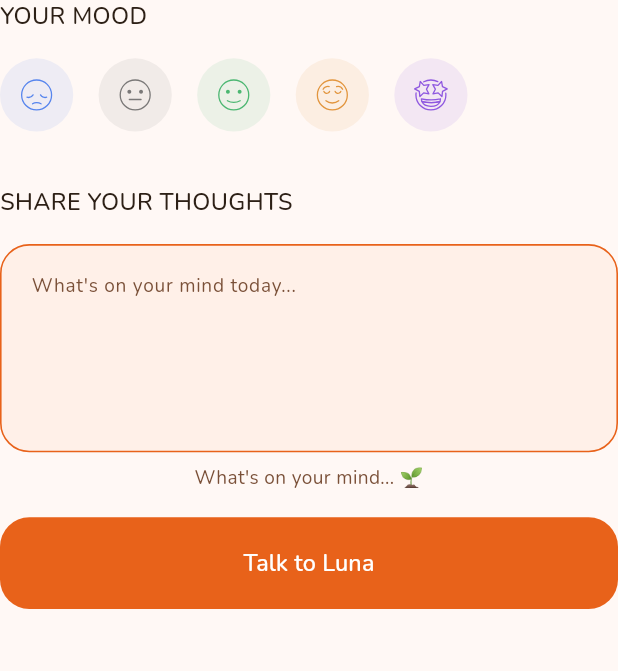
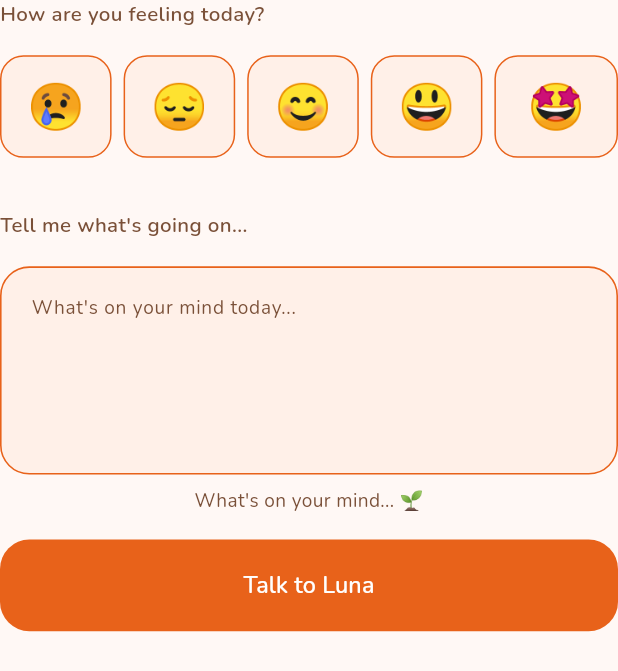
Before and after one commit to Riyam224/ai_therapist_app, a Flutter app: the MoodInputSection widget shown alone on an empty page, opened directly, on a phone screen of 412 x 824 dp. Shown: the top 671 px of the screen. Run offline on Flutter 3.47's test engine with Material 3 defaults, Android fonts, the phone set to English and light mode, and no system bars; our stand-ins replace dartz, dio, equatable, fl_chart, flutter_bloc, flutter_dotenv and 11 more; accounts and stored records are empty; network calls fail.

Commit message:
feat: warm home screen — Luna contextual greeting, emoji tile mood selector
- GreetingCard: gradient background, Luna speaks in first person with
  time/streak/entry-aware messages instead of a generic greeting
- MoodSelectorWidget: replaced SVG horizontal scroll with large tappable
  unicode emoji tiles with animated color highlight on selection
- MoodInputSection: section label is now conversational, thoughts label
  changes dynamically based on selected mood

Co-Authored-By: Claude Sonnet 4.6 <noreply@anthropic.com>

```diff
--- a/lib/features/home/presentation/screens/home_screen.dart
+++ b/lib/features/home/presentation/screens/home_screen.dart
@@ -144,6 +144,7 @@ class _HomeScreenBodyState extends State<_HomeScreenBody> {
           MoodHistorySuccess(:final entries) => _toUiEntries(context, entries),
           _ => <MoodEntry>[],
         };
+        final hasEntries = state is MoodHistorySuccess && entries.isNotEmpty;
         final showEmpty = state is MoodHistorySuccess && entries.isEmpty;
         final shouldShowConfetti = state is MoodHistorySuccess &&
             entries.length == 1 &&
@@ -175,7 +176,7 @@ class _HomeScreenBodyState extends State<_HomeScreenBody> {
                 horizontal: AppSpacing.horizontalPaddingLg,
               ),
               sliver: SliverToBoxAdapter(
-                child: GreetingCard(userName: widget.userName),
+                child: GreetingCard(userName: widget.userName, hasEntries: hasEntries),
               ),
             ),
 
--- a/lib/features/home/presentation/widgets/mood_input_section.dart
+++ b/lib/features/home/presentation/widgets/mood_input_section.dart
@@ -3,8 +3,8 @@ import 'package:flutter_bloc/flutter_bloc.dart';
 import 'package:flutter/services.dart';
 import 'package:go_router/go_router.dart';
 import '../../../../core/constants/app_spacing.dart';
+import '../../../../core/styling/theme_extensions.dart';
 import '../../../../core/styling/theme_text_styles.dart';
-import '../../../../core/styling/app_assets.dart';
 import '../../../../core/routing/app_routes.dart';
 import '../cubit/mood_cubit.dart';
 import 'mood_selector_widget.dart';
@@ -19,17 +19,10 @@ class MoodInputSection extends StatefulWidget {
 }
 
 class _MoodInputSectionState extends State<MoodInputSection> {
-  String? _selectedEmojiPath;
+  String? _selectedEmoji;
   final TextEditingController _thoughtsController = TextEditingController();
 
-  // 5 illustrated SVG moods shown on the home screen selector
-  static const List<String> _moodEmojis = [
-    AppAssets.moodAwful,
-    AppAssets.moodMeh,
-    AppAssets.moodOkay,
-    AppAssets.moodGood,
-    AppAssets.moodGreat,
-  ];
+  static const List<String> _moodEmojis = ['😢', '😔', '😊', '😃', '🤩'];
 
   static const List<String> _moodLabels = [
     'Feeling awful',
@@ -39,7 +32,6 @@ class _MoodInputSectionState extends State<MoodInputSection> {
     'Amazing!',
   ];
 
-  // Per-emoji tint colors matching the OpenMoji outlined SVG style
   static const List<Color> _moodColors = [
     Color(0xFF2563EB), // Awful  — bold blue
     Color(0xFF525252), // Meh    — dark gray
@@ -48,24 +40,24 @@ class _MoodInputSectionState extends State<MoodInputSection> {
     Color(0xFF6D28D9), // Great  — bold purple
   ];
 
-  /// Maps asset path → unicode emoji character sent to the API
-  static const Map<String, String> _emojiUnicodeMap = {
-    AppAssets.moodAwful: '😢',
-    AppAssets.moodMeh:   '😔',
-    AppAssets.moodOkay:  '😊',
-    AppAssets.moodGood:  '😃',
-    AppAssets.moodGreat: '🤩',
-  };
+  static const List<String> _lowMoods = ['😢', '😔', '😩', '😰', '😭', '😑', '🙁'];
 
-  static const List<String> _lowMoods = [
-    '😔',
-    '😢',
-    '😩',
-    '😰',
-    '😭',
-    '😑',
-    '🙁',
-  ];
+  String _thoughtsLabel(String? emoji) {
+    switch (emoji) {
+      case '😢':
+        return 'What\'s weighing on you?';
+      case '😔':
+        return 'What\'s been on your mind?';
+      case '😊':
+        return 'What\'s going on today?';
+      case '😃':
+        return 'What\'s making you feel good?';
+      case '🤩':
+        return 'What\'s making you smile?';
+      default:
+        return 'Tell me what\'s going on...';
+    }
+  }
 
   @override
   void dispose() {
@@ -73,14 +65,14 @@ class _MoodInputSectionState extends State<MoodInputSection> {
     super.dispose();
   }
 
-  void _onEmojiSelected(String emojiPath) {
-    setState(() => _selectedEmojiPath = emojiPath);
+  void _onEmojiSelected(String emoji) {
+    setState(() => _selectedEmoji = emoji);
   }
 
   void _onTalkToLuna() {
     final thoughts = _thoughtsController.text.trim();
 
-    if (_selectedEmojiPath == null) {
+    if (_selectedEmoji == null) {
       ScaffoldMessenger.of(context).showSnackBar(
         const SnackBar(
           content: Text('Please select your mood first'),
@@ -102,7 +94,7 @@ class _MoodInputSectionState extends State<MoodInputSection> {
 
     HapticFeedback.mediumImpact();
 
-    final emojiUnicode = _emojiUnicodeMap[_selectedEmojiPath] ?? '😊';
+    final emojiUnicode = _selectedEmoji!;
 
     if (_lowMoods.contains(emojiUnicode)) {
       context.read<MoodCubit>().addLocalEntry(
@@ -114,7 +106,7 @@ class _MoodInputSectionState extends State<MoodInputSection> {
       context.push(
         AppRoutes.response,
         extra: {
-          'emojiPath': _selectedEmojiPath,
+          'emojiPath': null,
           'emojiUnicode': emojiUnicode,
           'thoughts': thoughts,
         },
@@ -124,22 +116,43 @@ class _MoodInputSectionState extends State<MoodInputSection> {
 
   @override
   Widget build(BuildContext context) {
+    final extra = context.extra;
+
     return Column(
       crossAxisAlignment: CrossAxisAlignment.start,
       children: [
-        Text('YOUR MOOD', style: ThemeTextStyles.labelLarge(context)),
+        Text(
+          'How are you feeling today?',
+          style: ThemeTextStyles.bodyMedium(context).copyWith(
+            color: extra.secondaryTextColor,
+            fontWeight: FontWeight.w600,
+          ),
+        ),
         SizedBox(height: AppSpacing.spaceLg),
         MoodSelectorWidget(
           emojis: _moodEmojis,
-          selectedEmoji: _selectedEmojiPath,
+          selectedEmoji: _selectedEmoji,
           onEmojiSelected: _onEmojiSelected,
           moodColors: _moodColors,
-          selectedLabel: _selectedEmojiPath != null
-              ? _moodLabels[_moodEmojis.indexOf(_selectedEmojiPath!)]
+          selectedLabel: _selectedEmoji != null
+              ? _moodLabels[_moodEmojis.indexOf(_selectedEmoji!)]
               : null,
         ),
         SizedBox(height: AppSpacing.sectionSpacingMd),
-        Text('SHARE YOUR THOUGHTS', style: ThemeTextStyles.labelLarge(context)),
+        AnimatedSwitcher(
+          duration: const Duration(milliseconds: 200),
+          child: Align(
+            alignment: Alignment.centerLeft,
+            child: Text(
+              _thoughtsLabel(_selectedEmoji),
+              key: ValueKey(_selectedEmoji),
+              style: ThemeTextStyles.bodyMedium(context).copyWith(
+                color: extra.secondaryTextColor,
+                fontWeight: FontWeight.w600,
+              ),
+            ),
+          ),
+        ),
         SizedBox(height: AppSpacing.spaceLg),
         ThoughtsInputWidget(
           controller: _thoughtsController,
--- a/lib/features/home/presentation/widgets/mood_selector_widget.dart
+++ b/lib/features/home/presentation/widgets/mood_selector_widget.dart
@@ -1,11 +1,10 @@
 import 'package:flutter/material.dart';
 import 'package:flutter/services.dart';
 import '../../../../core/constants/app_sizes.dart';
-import '../../../../core/constants/app_spacing.dart';
+import '../../../../core/styling/theme_extensions.dart';
 import '../../../../core/styling/theme_text_styles.dart';
-import 'package:ai_therapist_app/core/widgets/emoji_entry_mood.dart';
 
-/// Horizontal list of mood emoji buttons with animated label
+/// Large tappable unicode emoji mood tiles with animated selection highlight
 class MoodSelectorWidget extends StatelessWidget {
   final List<String> emojis;
   final String? selectedEmoji;
@@ -24,34 +23,75 @@ class MoodSelectorWidget extends StatelessWidget {
 
   @override
   Widget build(BuildContext context) {
+    final extra = context.extra;
+
     return Column(
       crossAxisAlignment: CrossAxisAlignment.start,
       children: [
-        SizedBox(
-          height: AppSizes.emojiButtonSize,
-          child: ListView.builder(
-            scrollDirection: Axis.horizontal,
-            itemCount: emojis.length,
-            itemBuilder: (context, index) {
-              final emojiPath = emojis[index];
-              return Padding(
-                padding: EdgeInsets.only(right: AppSpacing.spaceLg),
-                child: EmojiEntryMood(
-                  emojiAsset: emojiPath,
-                  isSelected: selectedEmoji == emojiPath,
+        Row(
+          mainAxisAlignment: MainAxisAlignment.spaceBetween,
+          children: List.generate(emojis.length, (index) {
+            final emoji = emojis[index];
+            final isSelected = selectedEmoji == emoji;
+            final moodColor =
+                (moodColors != null && index < moodColors!.length)
+                    ? moodColors![index]
+                    : extra.primaryColor!;
+
+            return Expanded(
+              child: Padding(
+                padding:
+                    EdgeInsets.only(right: index < emojis.length - 1 ? 8 : 0),
+                child: GestureDetector(
                   onTap: () {
                     HapticFeedback.lightImpact();
-                    onEmojiSelected(emojiPath);
+                    onEmojiSelected(emoji);
                   },
-                  moodColor: moodColors != null && index < moodColors!.length
-                      ? moodColors![index]
-                      : null,
+                  child: AnimatedContainer(
+                    duration: const Duration(milliseconds: 180),
+                    curve: Curves.easeOut,
+                    height: AppSizes.emojiButtonSize * 1.4,
+                    decoration: BoxDecoration(
+                      color: isSelected
+                          ? moodColor.withValues(alpha: 0.15)
+                          : extra.cardBackgroundColor,
+                      borderRadius:
+                          BorderRadius.circular(AppSizes.borderRadiusMd),
+                      border: Border.all(
+                        color: isSelected
+                            ? moodColor
+                            : (extra.borderColor ?? Colors.transparent),
+                        width: isSelected ? 2 : 1,
+                      ),
+                      boxShadow: isSelected
+                          ? [
+                              BoxShadow(
+                                color: moodColor.withValues(alpha: 0.25),
+                                blurRadius: 8,
+                                offset: const Offset(0, 3),
+                              ),
+                            ]
+                          : null,
+                    ),
+                    child: Center(
+                      child: Text(
+                        emoji,
+                        style: const TextStyle(
+                          fontSize: 30,
+                          fontFamilyFallback: [
+                            'Apple Color Emoji',
+                            'Noto Color Emoji',
+                          ],
+                        ),
+                      ),
+                    ),
+                  ),
                 ),
-              );
-            },
-          ),
+              ),
+            );
+          }),
         ),
-        SizedBox(height: AppSpacing.spaceMd),
+        const SizedBox(height: 12),
         AnimatedSwitcher(
           duration: const Duration(milliseconds: 200),
           transitionBuilder: (child, animation) => FadeTransition(
```
Also changed, not shown: lib/features/home/presentation/widgets/greeting_card.dart (+49 -39 lines).
